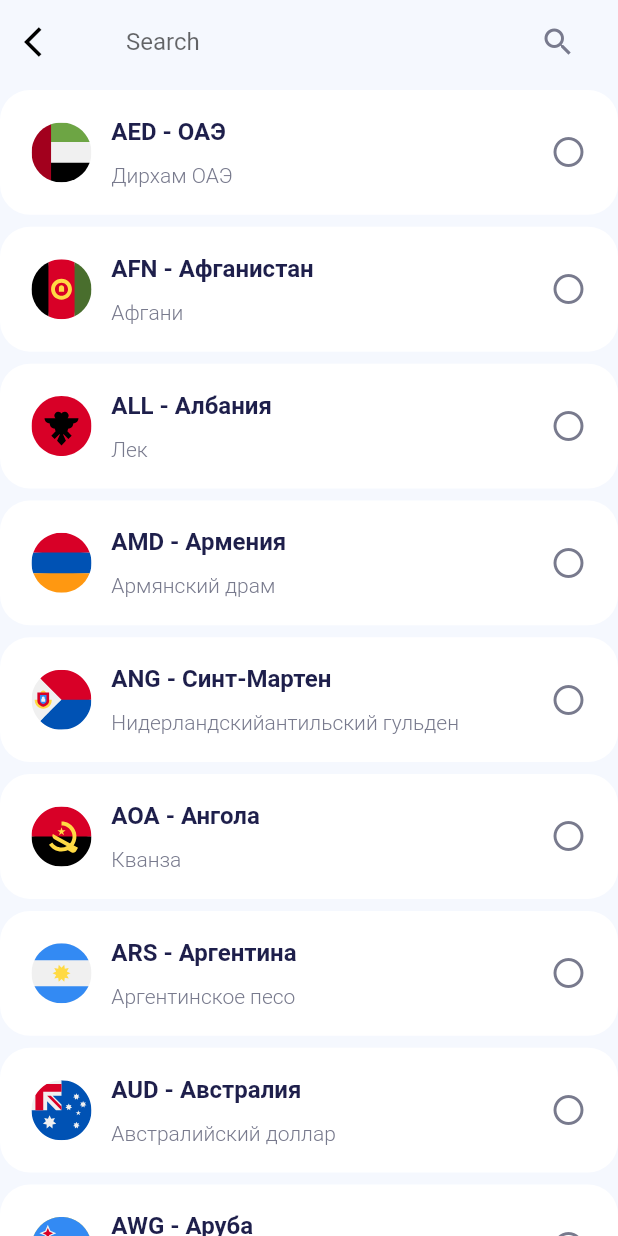
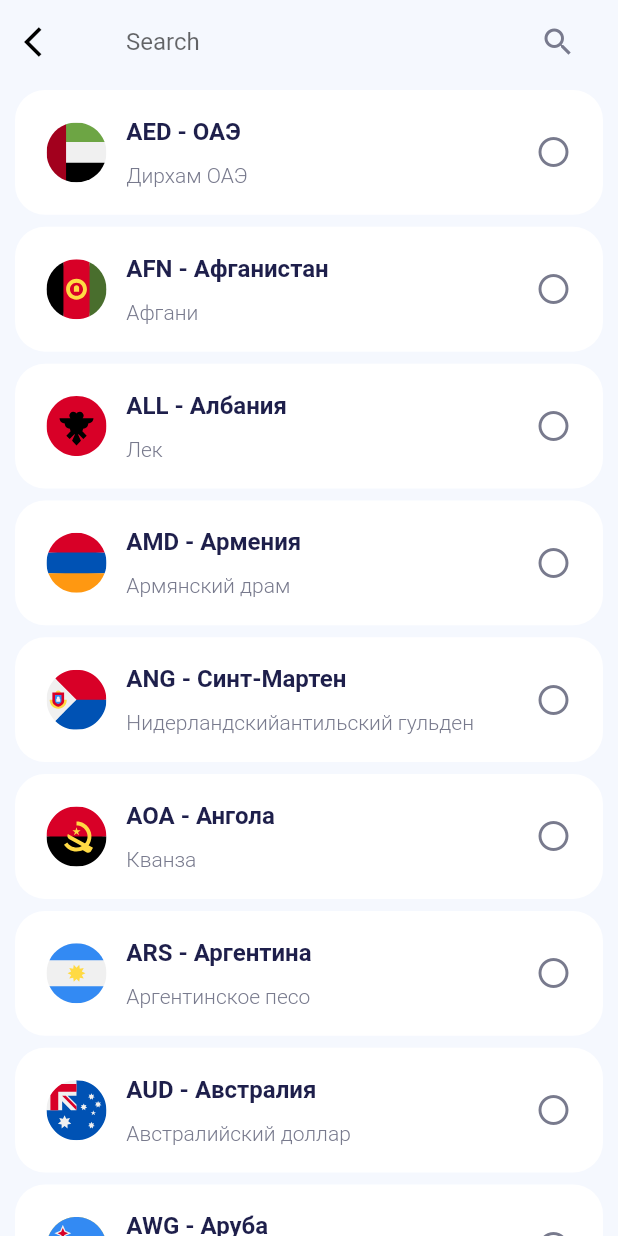
Before and after one commit to ielnitskiy/easy_converter, a Flutter app: the screen it shows after launch, after a tap on the "settings" icon, after a tap on the "add" icon, on a phone screen of 412 x 824 dp. Run offline on Flutter 3.47's test engine with Material 2 defaults, Android fonts, the phone set to English and light mode, and no system bars; drawn by our look-alikes of flutter_slidable; our stand-ins replace flutter_svg, hive, hive_flutter; accounts and stored records are empty; network calls fail.

Commit message:
fix bags

```diff
--- a/lib/ui/widget/app/my_app.dart
+++ b/lib/ui/widget/app/my_app.dart
@@ -1,4 +1,6 @@
 import 'package:flutter/material.dart';
+import 'package:flutter/services.dart';
+
 import '../select_curriencies_list/select_curriencies_list.dart';
 import '../view_currency_list/view_currencies_list.dart';
 
@@ -8,6 +10,15 @@ class MyApp extends StatelessWidget {
   @override
   Widget build(BuildContext context) {
     return MaterialApp(
+      theme: Theme.of(context).copyWith(
+        canvasColor: Colors.transparent,
+        shadowColor: Colors.transparent,
+        appBarTheme: const AppBarTheme(
+          systemOverlayStyle: SystemUiOverlayStyle(
+            statusBarBrightness: Brightness.light,
+          ),
+        ),
+      ),
       title: 'Flutter Demo',
       routes: {
         '/': (context) => const ViewCurrenciesListWidget(),
--- a/lib/ui/widget/select_curriencies_list/select_curriencies_list.dart
+++ b/lib/ui/widget/select_curriencies_list/select_curriencies_list.dart
@@ -106,6 +106,8 @@ class _CurrencyListState extends State<_CurrencyList> {
       triggerMode: RefreshIndicatorTriggerMode.anywhere,
       edgeOffset: 0,
       onRefresh: () => model.updateRateCurrencies(),
+      child: Padding(
+        padding: const EdgeInsets.symmetric(horizontal: 10),
         child: ListView.builder(
           itemCount: ViewCurrenciesListWidgetModelProvider.of(context).model.resultSearch().length,
           itemBuilder: (BuildContext context, int index) {
@@ -130,6 +132,7 @@ class _CurrencyListState extends State<_CurrencyList> {
             );
           },
         ),
+      ),
     );
   }
 }
```
Lines whose indentation alone changed are shown as unchanged.
